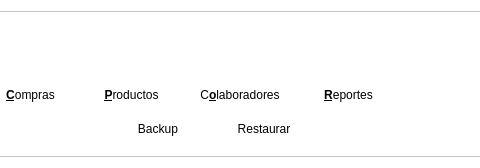
Qt form ManagerSystem/toolbar.ui (radtek/manager) before a commit; both pictures show x 331 to 811 and y 0 to 168 of the 951 by 168 pixel window.
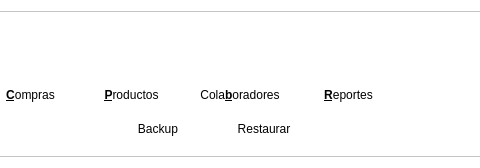
The same form after that commit. Icons and pictures are not drawn.

Patch:
```diff
--- a/ManagerSystem/toolbar.ui
+++ b/ManagerSystem/toolbar.ui
@@ -784,7 +784,7 @@
                </size>
               </property>
               <property name="text">
-               <string>C&lt;u&gt;&lt;b&gt;o&lt;/b&gt;&lt;/u&gt;laboradores</string>
+               <string>Cola&lt;u&gt;&lt;b&gt;b&lt;/b&gt;&lt;/u&gt;oradores</string>
               </property>
               <property name="alignment">
                <set>Qt::AlignCenter</set>
```
Left out of the diff: 56 changed lines with no effect on the pictures.
